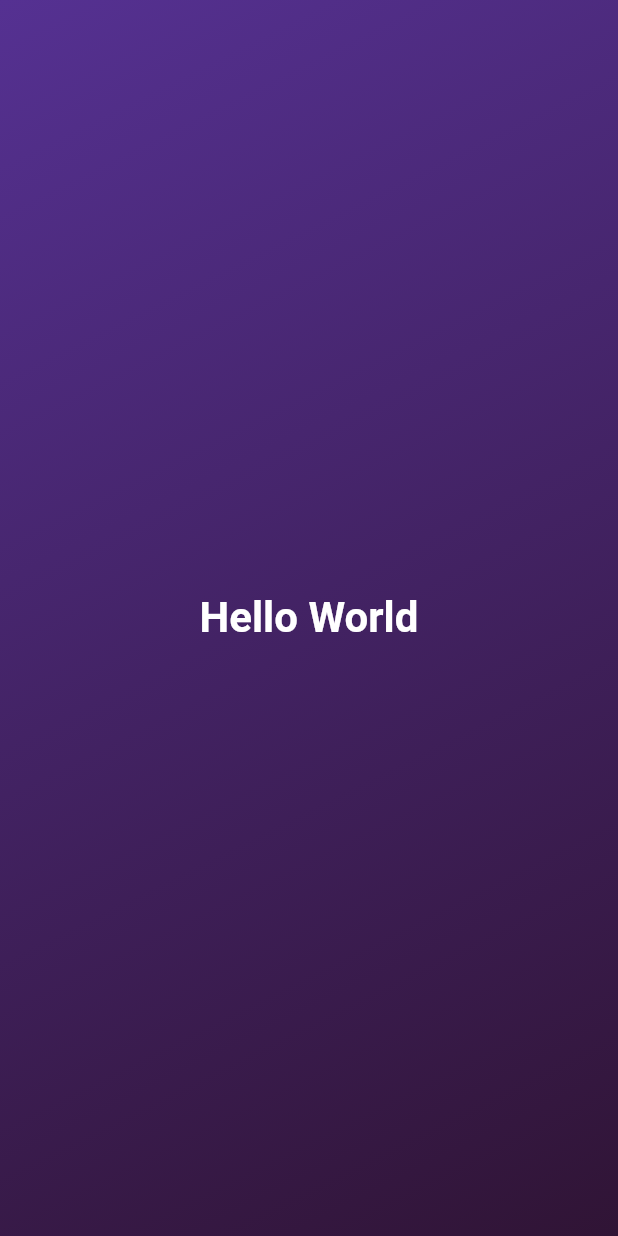
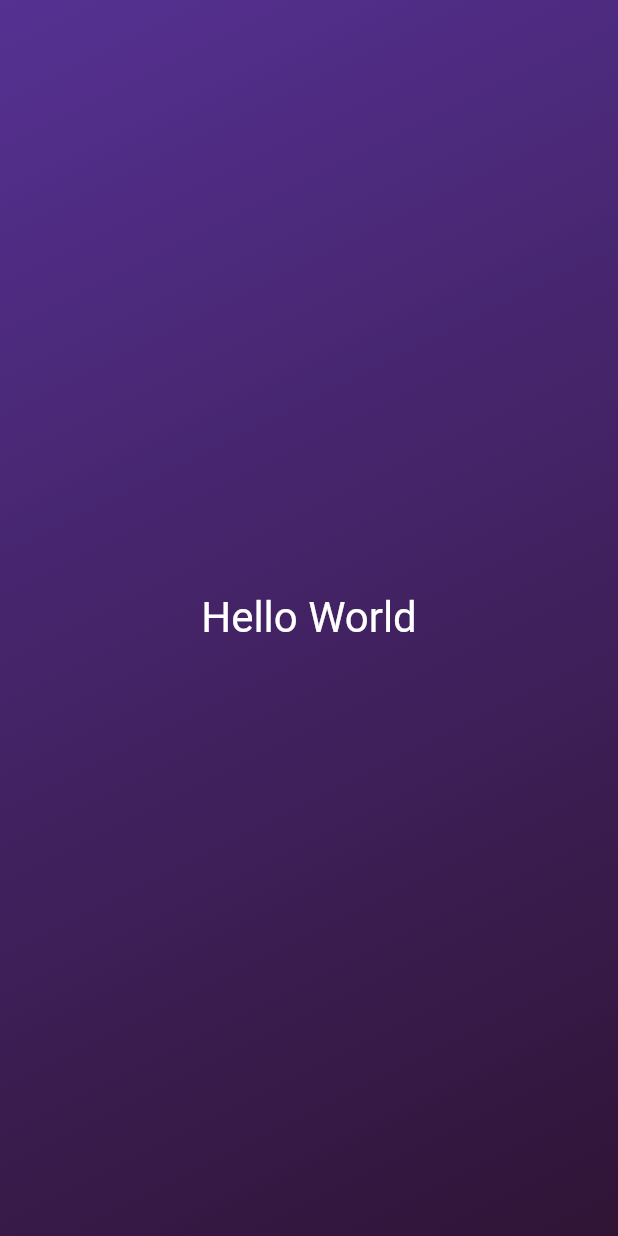
Before and after one commit to Xenovka/flutter_basics, a Flutter app: the screen it shows after launch, on a phone screen of 412 x 824 dp. Run offline on Flutter 3.47's test engine with Material 2 defaults, Android fonts, the phone set to English and light mode, and no system bars.

```diff
--- /dev/null
+++ b/lib/gradient_container.dart
@@ -0,0 +1,23 @@
+import 'package:flutter/material.dart';
+
+import 'package:flutter_basics/styled_text.dart';
+
+class GradientContainer extends StatelessWidget {
+  const GradientContainer({super.key});
+
+  @override
+  Widget build(context) {
+    return Container(
+      decoration: const BoxDecoration(
+          gradient: LinearGradient(
+        colors: [
+          Color.fromARGB(255, 85, 49, 146),
+          Color.fromARGB(255, 48, 20, 53)
+        ],
+        begin: Alignment.topLeft,
+        end: Alignment.bottomRight,
+      )),
+      child: const Center(child: StyledText()),
+    );
+  }
+}
--- /dev/null
+++ b/lib/styled_text.dart
@@ -0,0 +1,14 @@
+import 'package:flutter/material.dart';
+
+class StyledText extends StatelessWidget {
+  const StyledText({super.key});
+
+  @override
+  Widget build(context) {
+    return const Text('Hello World',
+        style: TextStyle(
+          color: Colors.white,
+          fontSize: 28.0,
+        ));
+  }
+}
```
Also changed, not shown: lib/main.dart (+4 -19 lines).
